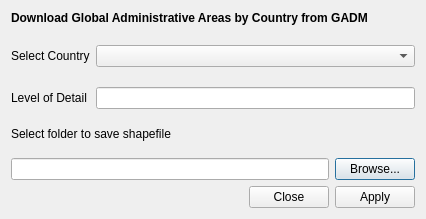
Old version of the form forms/hcmgis_gadm_form.ui in the repository thangqd/HCMGIS.
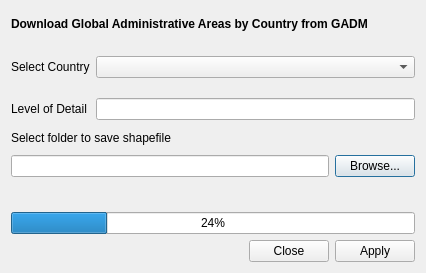
New version of the form.

Patch:
```diff
--- a/forms/hcmgis_gadm_form.ui
+++ b/forms/hcmgis_gadm_form.ui
@@ -13,7 +13,7 @@
     <x>0</x>
     <y>0</y>
     <width>426</width>
-    <height>219</height>
+    <height>273</height>
    </rect>
   </property>
   <property name="mouseTracking">
@@ -90,6 +90,20 @@
        </property>
       </widget>
      </item>
+     <item row="3" column="0" colspan="2">
+      <widget class="QProgressBar" name="status">
+       <property name="value">
+        <number>24</number>
+       </property>
+      </widget>
+     </item>
+     <item row="2" column="0" colspan="2">
+      <widget class="QLabel" name="LblStatus">
+       <property name="text">
+        <string/>
+       </property>
+      </widget>
+     </item>
     </layout>
    </item>
    <item>
```
Left out of the diff: 14 changed lines with no effect on the pictures.
